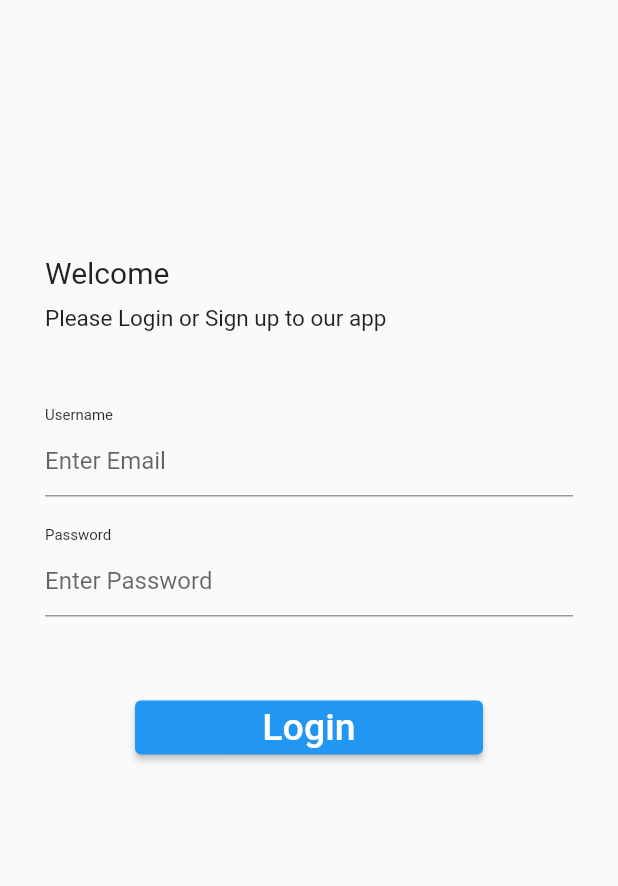
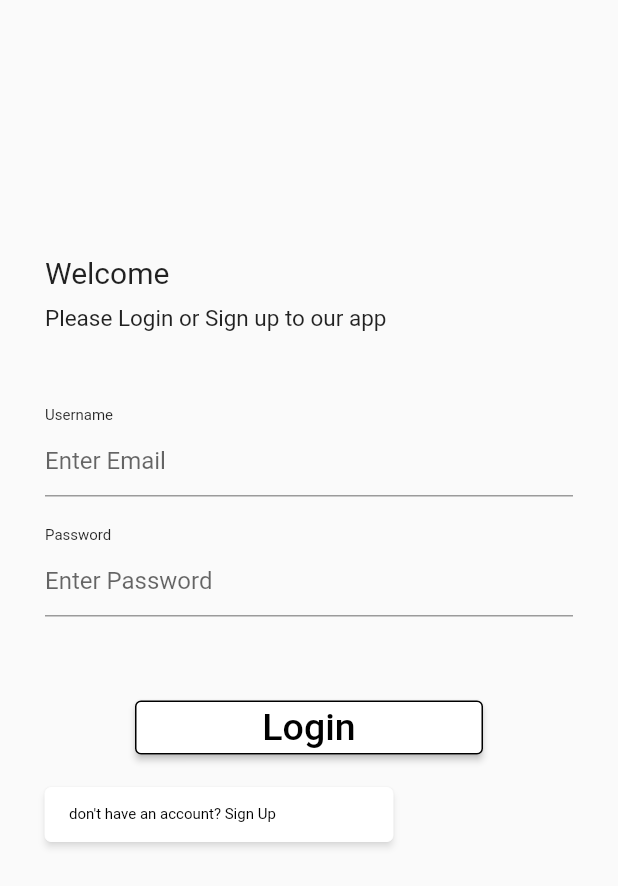
Before and after one commit to panit100/flutter_final_project, a Flutter app: the screen it shows after launch, after a tap on "Login", on a phone screen of 412 x 824 dp. Shown: the top 886 px of the screen. Run offline on Flutter 3.47's test engine with Material 2 defaults, Android fonts, the light colour scheme and no system bars.

Commit message:
Update Login

```diff
--- a/lib/screens/login.dart
+++ b/lib/screens/login.dart
@@ -1,3 +1,4 @@
+import 'package:final_project/screens/signuppage.dart';
 import 'package:flutter/material.dart';
 
 class LoginRoute extends StatelessWidget {
@@ -113,6 +114,13 @@ class LoginPageHeaderState extends State<LoginPageHeader> {
           ),
           Center(
             child: ElevatedButton(
+              style: ElevatedButton.styleFrom(
+                backgroundColor: Colors.white,
+                side: const BorderSide(
+                  width: 1,
+                  color: Colors.black
+                )
+              ),
               onPressed: (() {
                 onButtonPress();
                 //Navigator.push(context, MaterialPageRoute(builder: (context) => const LoginRoute())); #Change LoginRoute to BuyShopRoute
@@ -122,7 +130,7 @@ class LoginPageHeaderState extends State<LoginPageHeader> {
                 width: 200,
                 child: Text('Login',
                 textAlign: TextAlign.center,
-                style: TextStyle(fontSize: 25),),
+                style: TextStyle(fontSize: 25,color: Colors.black),),
                 )
             ),
           ),
@@ -136,7 +144,34 @@ class LoginPageHeaderState extends State<LoginPageHeader> {
                 ),
               ),
             )
-          )
+          ),
+          const SizedBox(
+          height: 10,
+        ),
+        Padding(
+          padding: const EdgeInsets.only(left: 30, right: 30),
+          child: ElevatedButton(
+              style: ElevatedButton.styleFrom(
+                  backgroundColor: Colors.white,
+                  side: const BorderSide(width: 0, color: Colors.white),
+                  shadowColor: Colors.white),
+              onPressed: (() {
+                Navigator.push(
+                    context,
+                    MaterialPageRoute(
+                        builder: (context) => const SignUpRoute()));
+              }),
+              child: const SizedBox(
+                width: 200,
+                child: Text(
+                  "don't have an account? Sign Up",
+                  style: TextStyle(
+                      fontSize: 10,
+                      color: Colors.black,
+                      fontWeight: FontWeight.w400),
+                ),
+              )),
+        ),
         ],
       );
   }
```
